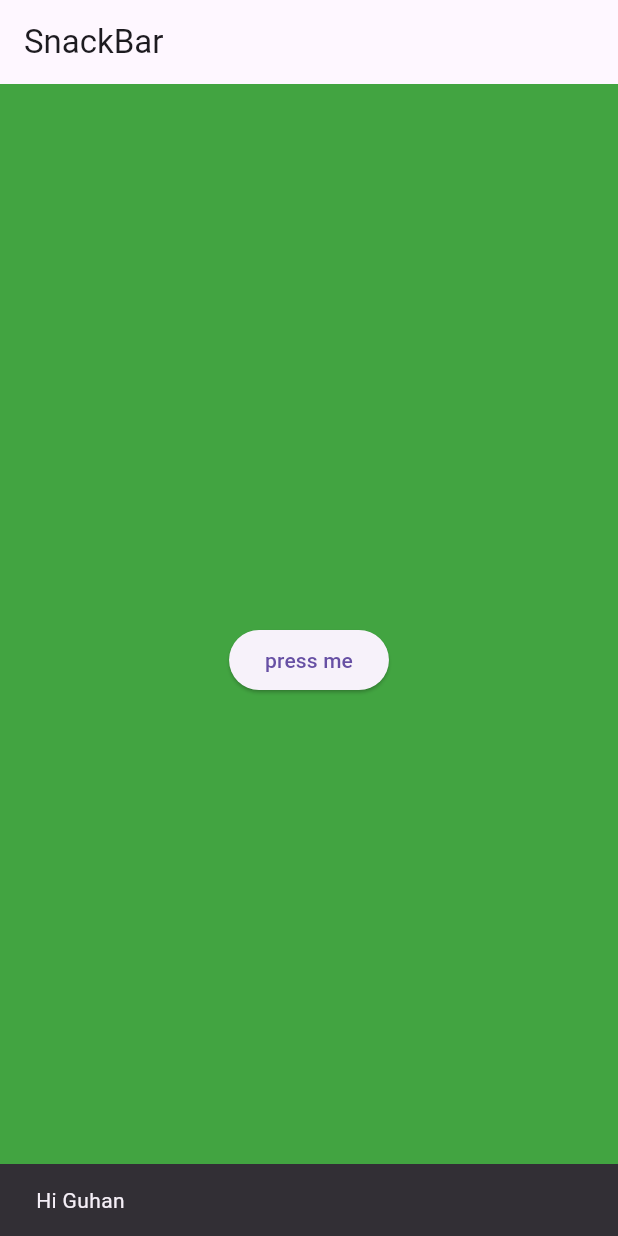
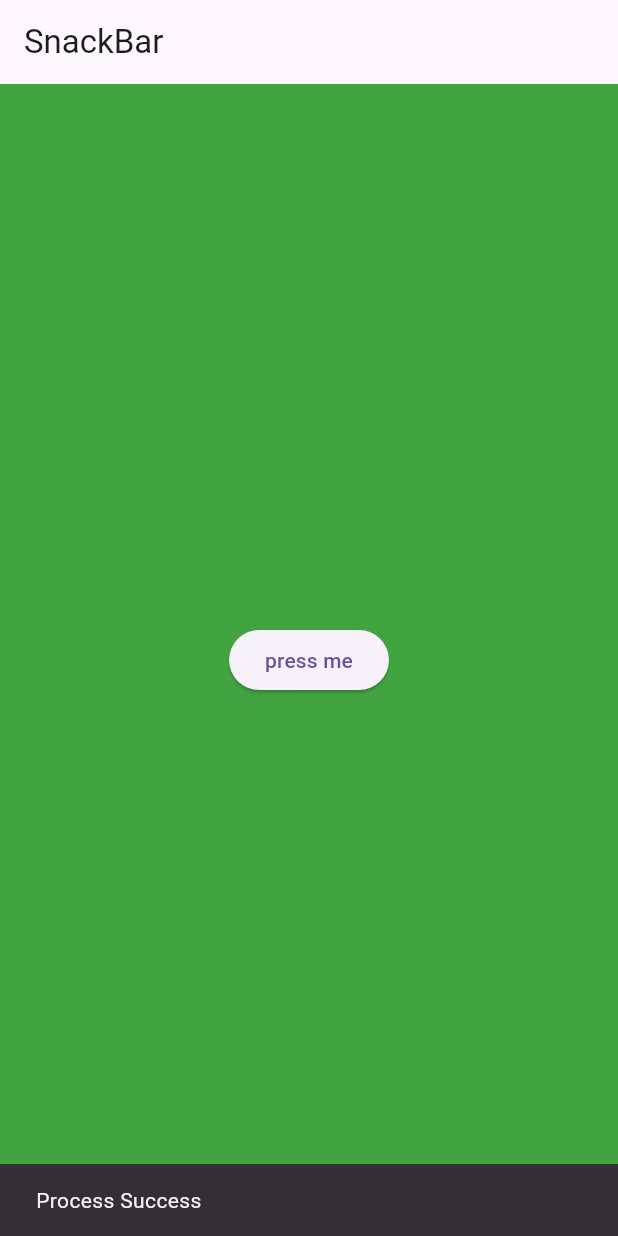
Before and after one commit to jbpranov2204/Flutter_Projects, a Flutter app: the screen it shows after launch, after a tap on "press me", on a phone screen of 412 x 824 dp. Run offline on Flutter 3.47's test engine with Material 3 defaults, Android fonts, the phone set to English and light mode, and no system bars.

Commit message:
made some changes

```diff
--- /dev/null
+++ b/lib/Widgets/Dismissible.dart
@@ -0,0 +1,8 @@
+import 'package:flutter/material.dart';
+
+class Dismissible extends StatelessWidget {
+  const Dismissible({super.key});
+
+  @override
+  Widget build(BuildContext context) {
+    return ;
--- a/lib/Widgets/SnackBar.dart
+++ b/lib/Widgets/SnackBar.dart
@@ -20,7 +20,7 @@ class _SnackbarState extends State<Snackbar> {
       body: Center(
         child: Container(
           child: ElevatedButton(onPressed: () {
-            final snackBar = SnackBar(content: Text('Hi Guhan'));
+            final snackBar = SnackBar(content: Text('Process Success'));
             ScaffoldMessenger.of(context).showSnackBar(snackBar);
           },
           child: Text('press me')),
```
